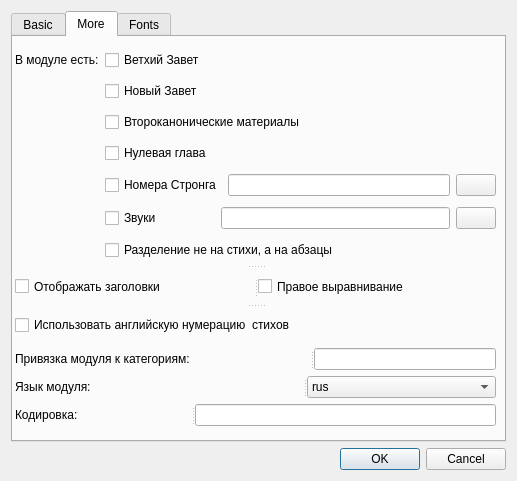
The window that src/dialogs/projectproperty/projectproperty.ui (axsapronov/bQella) describes before a commit, drawn with Qt 5.
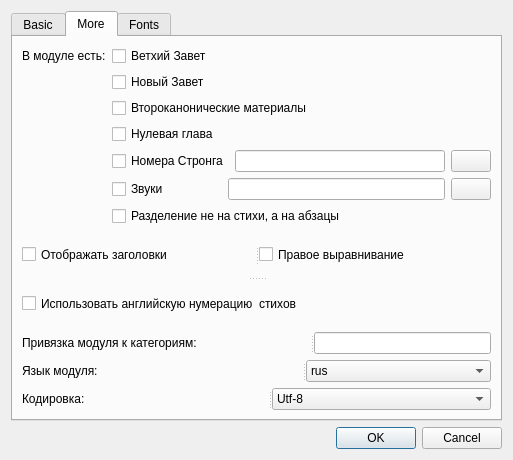
The same window after the commit. The open tabs and pages were chosen to show the change.

The edit to the form file:
```diff
--- a/src/dialogs/projectproperty/projectproperty.ui
+++ b/src/dialogs/projectproperty/projectproperty.ui
@@ -9,8 +9,8 @@
    <rect>
     <x>0</x>
     <y>0</y>
-    <width>517</width>
-    <height>481</height>
+    <width>513</width>
+    <height>460</height>
    </rect>
   </property>
   <property name="windowTitle">
@@ -124,19 +124,8 @@
       <attribute name="title">
        <string>More</string>
       </attribute>
-      <widget class="QSplitter" name="splitter_10">
-       <property name="geometry">
-        <rect>
-         <x>2</x>
-         <y>8</y>
-         <width>481</width>
-         <height>381</height>
-        </rect>
-       </property>
-       <property name="orientation">
-        <enum>Qt::Vertical</enum>
-       </property>
-       <widget class="QWidget" name="layoutWidget">
+      <layout class="QGridLayout" name="gridLayout_6">
+       <item row="0" column="0">
         <layout class="QGridLayout" name="gridLayout">
          <item row="0" column="0">
           <widget class="QLabel" name="label">
@@ -234,8 +223,8 @@
           </widget>
          </item>
         </layout>
-       </widget>
-       <widget class="QWidget" name="layoutWidget">
+       </item>
+       <item row="1" column="0">
         <layout class="QGridLayout" name="gridLayout_4">
          <item row="0" column="0">
           <widget class="QSplitter" name="splitter_7">
@@ -322,19 +311,18 @@
              <string>Кодировка:</string>
             </property>
            </widget>
-           <widget class="QLineEdit" name="lEDefaultEncoding">
-            <property name="maximumSize">
-             <size>
-              <width>16777215</width>
-              <height>25</height>
-             </size>
-            </property>
+           <widget class="QComboBox" name="comBEncoding">
+            <item>
+             <property name="text">
+              <string>Utf-8</string>
+             </property>
+            </item>
            </widget>
           </widget>
          </item>
         </layout>
-       </widget>
-      </widget>
+       </item>
+      </layout>
      </widget>
      <widget class="QWidget" name="tab">
       <attribute name="title">
```
Left out of the diff: 10 changed lines with no effect on the pictures.
